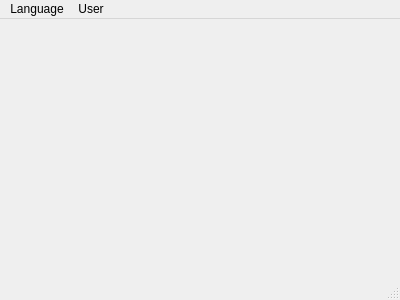
The window that mainwindow.ui (R0otDrigo/SIT-Core) describes before a commit, drawn with Qt 5.
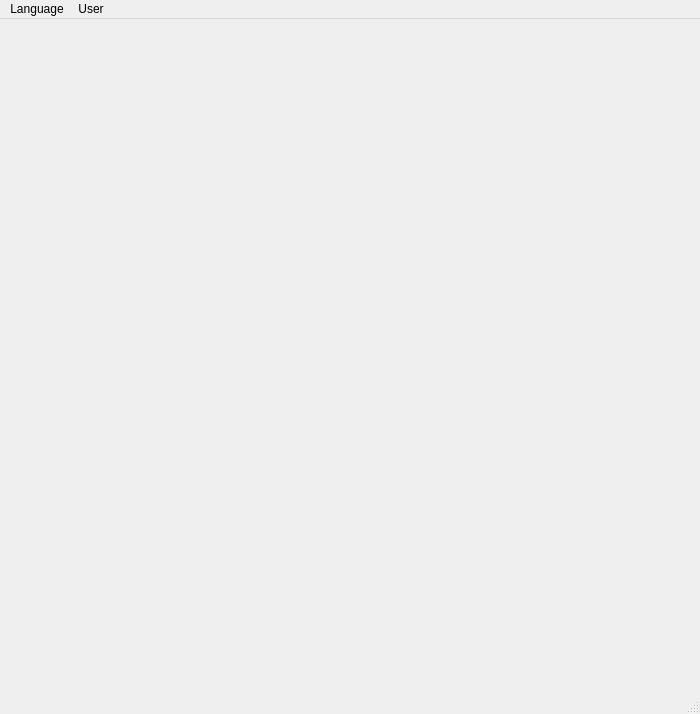
The same window after the commit. Icons and pictures are not drawn.

What changed in the file:
```diff
--- a/mainwindow.ui
+++ b/mainwindow.ui
@@ -9,8 +9,8 @@
    <rect>
     <x>0</x>
     <y>0</y>
-    <width>400</width>
-    <height>300</height>
+    <width>700</width>
+    <height>714</height>
    </rect>
   </property>
   <property name="sizePolicy">
@@ -28,7 +28,7 @@
     <rect>
      <x>0</x>
      <y>0</y>
-     <width>400</width>
+     <width>700</width>
      <height>24</height>
     </rect>
    </property>
```
